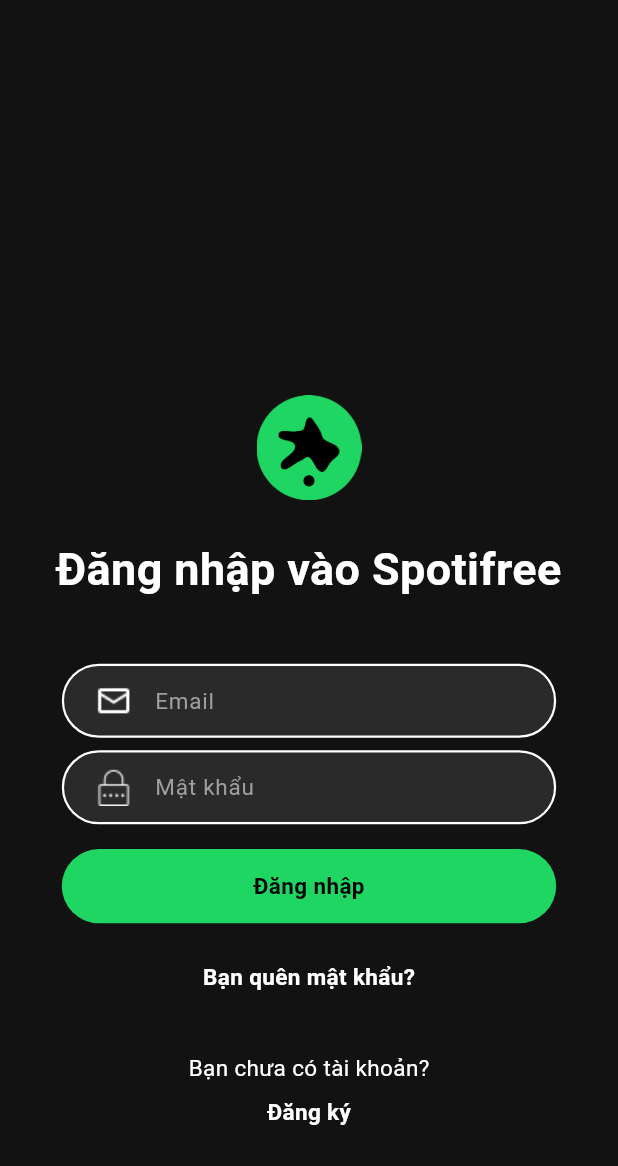
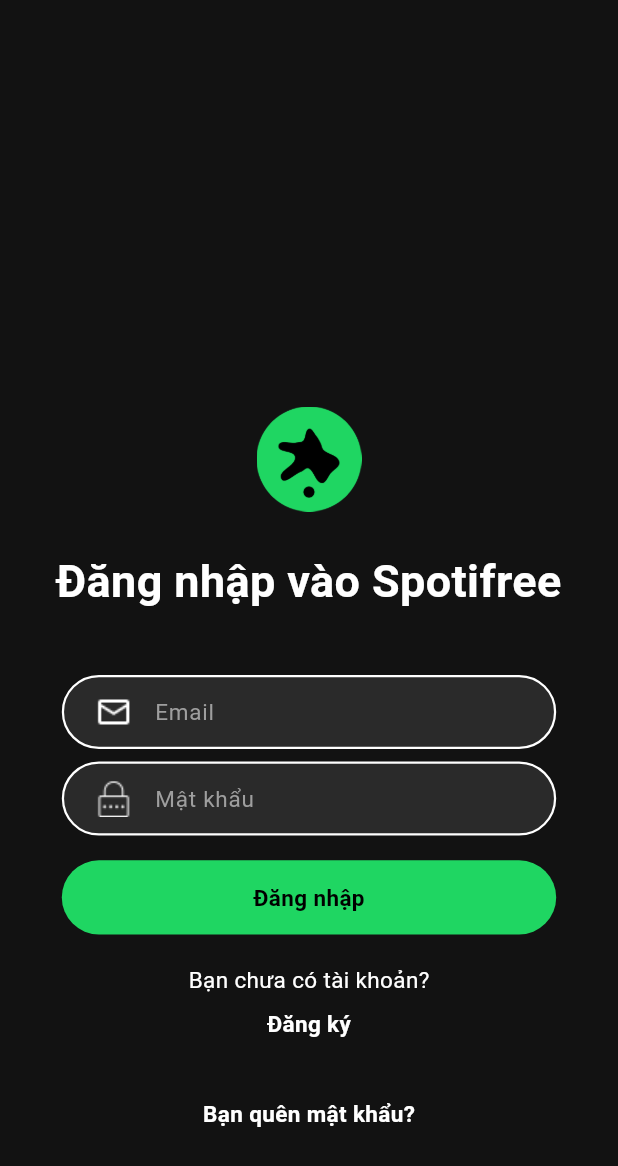
Before and after one commit to FiLongLaTui1584/Spotify_Clone, a Flutter app: the SignIn screen opened by its route, on a phone screen of 412 x 824 dp. Shown: the top 1166 px of the screen. Run offline on Flutter 3.47's test engine with Material 3 defaults, Android fonts, the light colour scheme and no system bars; our stand-ins replace image_picker, just_audio, palette_generator, sqflite; missing offline and left inert: mailer; accounts and stored records are empty; Roboto replaces fonts that are missing (Arial); statements that could not run were skipped.

Commit message:
sửa gd sign in

```diff
--- a/test_do_an/lib/page/sign_in.dart
+++ b/test_do_an/lib/page/sign_in.dart
@@ -61,11 +61,11 @@
               _buildPasswordField(size.width),
               SizedBox(height: size.height * 0.02),
               _buildSignInButton(size.width),
-              SizedBox(height: 25),
-              _buildForgotPasswordText(context),
-              SizedBox(height: 40),
+              SizedBox(height: 20),
               _buildAccountQuestion(),
               _buildSignUpButton(context),
+              SizedBox(height: 30),
+              _buildForgotPasswordText(context),
             ],
           ),
         ),
```
